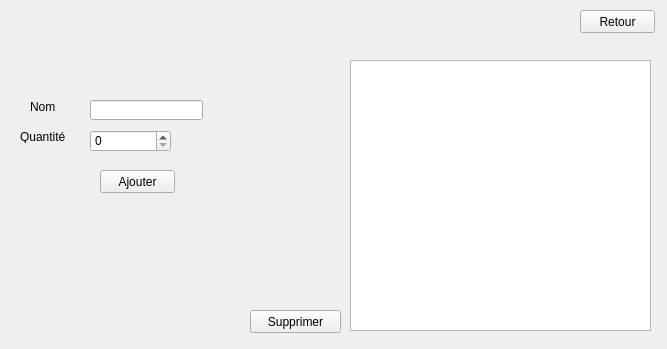
soumaya-nheri/Smart-Restaurant-2A27, file articles.ui: the form before one commit.
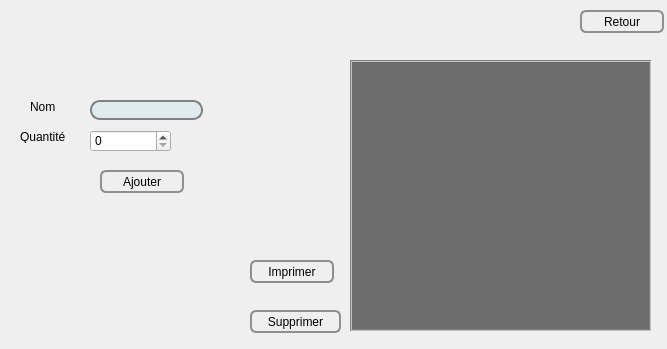
The form after the commit. Icons and pictures are not drawn.

The edit to the form file:
```diff
--- a/articles.ui
+++ b/articles.ui
@@ -22,6 +22,50 @@
      <height>271</height>
     </rect>
    </property>
+   <property name="styleSheet">
+    <string notr="true">/*QTableView Top left style */
+QTableView QTableCornerButton::section {
+   /*  background: red;
+    border: 2px outset red;*/
+    color: red;
+    background-color: rgb(64, 64, 64);
+    border: 5px solid #f6f7fa;
+    border-radius:0px;
+    border-color: rgb(64, 64, 64);
+ }
+
+ QTableView {
+         Color: white; /* text color in the table */
+         Gridline-color: black; /*The inner frame color*/
+         Background-color: rgb(108, 108, 108); /* background color in the table*/
+    alternate-background-color: rgb(64, 64, 64);
+         Selection-color: white; /* The text color of the selected area*/
+         Selection-background-color: rgb(77, 77, 77); /*The background color of the selected area*/
+    border: 2px groove gray;
+    border-radius: 0px;
+    padding: 2px 4px;
+}
+
+QHeaderView {
+    color: white;
+    font: bold 10pt;
+    background-color: rgb(108, 108, 108);
+    border: 0px solid rgb(144, 144, 144);
+    border:0px solid rgb(191,191,191);
+    border-left-color: rgba(255, 255, 255, 0);
+    border-top-color: rgba(255, 255, 255, 0);
+    border-radius:0px;
+    min-height:29px;
+}
+
+QHeaderView::section {
+    color: white;
+    background-color: rgb(64, 64, 64);
+    border: 5px solid #f6f7fa;
+    border-radius:0px;
+    border-color: rgb(64, 64, 64);
+}</string>
+   </property>
   </widget>
   <widget class="QLineEdit" name="txt_Nom">
    <property name="geometry">
@@ -32,6 +76,95 @@
      <height>20</height>
     </rect>
    </property>
+   <property name="styleSheet">
+    <string notr="true">QPushButton {
+         border: 2px solid #8f8f91;
+         border-radius: 6px;
+         background-color: qlineargradient(x1: 0, y1: 0, x2: 0, y2: 1,
+                                           stop: 0 #f6f7fa, stop: 1 #dadbde);
+         min-width: 80px;
+     }
+
+     QPushButton:pressed {
+         background-color: qlineargradient(x1: 0, y1: 0, x2: 0, y2: 1,
+                                           stop: 0 #dadbde, stop: 1 #f6f7fa);
+     }
+
+     QPushButton:flat {
+         border: none; /* no border for a flat push button */
+     }
+
+     QPushButton:default {
+         border-color: navy; /* make the default button prominent */
+     }
+QPushButton::hover
+{
+	background-color: #09c1eb;
+
+}
+QPushButton::pressed
+{
+	background-color: #3d4ef2;
+
+}
+ QLineEdit,QDateTimeEdit {
+     border: 2px solid gray;
+     border-radius: 10px;
+     padding: 0 8px;
+     background: #e0ebeb	;
+     selection-background-color: darkgray;
+ }
+QComboBox {
+     border: 2px solid gray;
+     border-radius: 10px;
+     padding: 0 8px;
+     background: #e0ebeb	;
+     selection-background-color: darkgray;
+ }
+   QTabWidget::pane { /* The tab widget frame */
+         border-top: 2px solid #C2C7CB;
+     }
+
+     QTabWidget::tab-bar {
+         left: 5px; /* move to the right by 5px */
+     }
+
+     /* Style the tab using the tab sub-control. Note that
+         it reads QTabBar not QTabWidget */
+     QTabBar::tab {
+         background: qlineargradient(x1: 0, y1: 0, x2: 0, y2: 1,
+                                     stop: 0 #E1E1E1, stop: 0.4 #DDDDDD,
+                                     stop: 0.5 #D8D8D8, stop: 1.0 #D3D3D3);
+         border: 2px solid #C4C4C3;
+         border-bottom-color: #C2C7CB; /* same as the pane color */
+         border-top-left-radius: 4px;
+         border-top-right-radius: 4px;
+         min-width: 8ex;
+         padding: 2px;
+         width: 140px;
+     }
+
+     QTabBar::tab:selected, QTabBar::tab:hover {
+         background: qlineargradient(x1: 0, y1: 0, x2: 0, y2: 1,
+                                     stop: 0 #fafafa, stop: 0.4 #f4f4f4,
+                                     stop: 0.5 #e7e7e7, stop: 1.0 #fafafa);
+     }
+
+     QTabBar::tab:selected {
+         border-color: #9B9B9B;
+         border-bottom-color: #C2C7CB; /* same as pane color */
+     }
+
+     QTabBar::tab:!selected {
+         margin-top: 2px; /* make non-selected tabs look smaller */
+     }
+QTabBar::tab:selected
+{
+	background-color: /*qlineargradient(spread:repeat, x1:1, y1:0, x2:1, y2:1, stop:0 rgba(54, 197, 177, 255),stop:1 rgba(11, 135, 111, 255)); */#3a90a6;
+	color: #fff;
+
+}</string>
+   </property>
   </widget>
   <widget class="QLabel" name="label">
    <property name="geometry">
@@ -68,6 +201,95 @@
      <height>23</height>
     </rect>
    </property>
+   <property name="styleSheet">
+    <string notr="true">QPushButton {
+         border: 2px solid #8f8f91;
+         border-radius: 6px;
+         background-color: qlineargradient(x1: 0, y1: 0, x2: 0, y2: 1,
+                                           stop: 0 #f6f7fa, stop: 1 #dadbde);
+         min-width: 80px;
+     }
+
+     QPushButton:pressed {
+         background-color: qlineargradient(x1: 0, y1: 0, x2: 0, y2: 1,
+                                           stop: 0 #dadbde, stop: 1 #f6f7fa);
+     }
+
+     QPushButton:flat {
+         border: none; /* no border for a flat push button */
+     }
+
+     QPushButton:default {
+         border-color: navy; /* make the default button prominent */
+     }
+QPushButton::hover
+{
+	background-color: #09c1eb;
+
+}
+QPushButton::pressed
+{
+	background-color: #3d4ef2;
+
+}
+ QLineEdit,QDateTimeEdit {
+     border: 2px solid gray;
+     border-radius: 10px;
+     padding: 0 8px;
+     background: #e0ebeb	;
+     selection-background-color: darkgray;
+ }
+QComboBox {
+     border: 2px solid gray;
+     border-radius: 10px;
+     padding: 0 8px;
+     background: #e0ebeb	;
+     selection-background-color: darkgray;
+ }
+   QTabWidget::pane { /* The tab widget frame */
+         border-top: 2px solid #C2C7CB;
+     }
+
+     QTabWidget::tab-bar {
+         left: 5px; /* move to the right by 5px */
+     }
+
+     /* Style the tab using the tab sub-control. Note that
+         it reads QTabBar not QTabWidget */
+     QTabBar::tab {
+         background: qlineargradient(x1: 0, y1: 0, x2: 0, y2: 1,
+                                     stop: 0 #E1E1E1, stop: 0.4 #DDDDDD,
+                                     stop: 0.5 #D8D8D8, stop: 1.0 #D3D3D3);
+         border: 2px solid #C4C4C3;
+         border-bottom-color: #C2C7CB; /* same as the pane color */
+         border-top-left-radius: 4px;
+         border-top-right-radius: 4px;
+         min-width: 8ex;
+         padding: 2px;
+         width: 140px;
+     }
+
+     QTabBar::tab:selected, QTabBar::tab:hover {
+         background: qlineargradient(x1: 0, y1: 0, x2: 0, y2: 1,
+                                     stop: 0 #fafafa, stop: 0.4 #f4f4f4,
+                                     stop: 0.5 #e7e7e7, stop: 1.0 #fafafa);
+     }
+
+     QTabBar::tab:selected {
+         border-color: #9B9B9B;
+         border-bottom-color: #C2C7CB; /* same as pane color */
+     }
+
+     QTabBar::tab:!selected {
+         margin-top: 2px; /* make non-selected tabs look smaller */
+     }
+QTabBar::tab:selected
+{
+	background-color: /*qlineargradient(spread:repeat, x1:1, y1:0, x2:1, y2:1, stop:0 rgba(54, 197, 177, 255),stop:1 rgba(11, 135, 111, 255)); */#3a90a6;
+	color: #fff;
+
+}</string>
+   </property>
    <property name="text">
     <string>Supprimer</string>
    </property>
@@ -87,10 +309,99 @@
     <rect>
      <x>100</x>
      <y>170</y>
-     <width>75</width>
+     <width>84</width>
      <height>23</height>
     </rect>
    </property>
+   <property name="styleSheet">
+    <string notr="true">QPushButton {
+         border: 2px solid #8f8f91;
+         border-radius: 6px;
+         background-color: qlineargradient(x1: 0, y1: 0, x2: 0, y2: 1,
+                                           stop: 0 #f6f7fa, stop: 1 #dadbde);
+         min-width: 80px;
+     }
+
+     QPushButton:pressed {
+         background-color: qlineargradient(x1: 0, y1: 0, x2: 0, y2: 1,
+                                           stop: 0 #dadbde, stop: 1 #f6f7fa);
+     }
+
+     QPushButton:flat {
+         border: none; /* no border for a flat push button */
+     }
+
+     QPushButton:default {
+         border-color: navy; /* make the default button prominent */
+     }
+QPushButton::hover
+{
+	background-color: #09c1eb;
+
+}
+QPushButton::pressed
+{
+	background-color: #3d4ef2;
+
+}
+ QLineEdit,QDateTimeEdit {
+     border: 2px solid gray;
+     border-radius: 10px;
+     padding: 0 8px;
+     background: #e0ebeb	;
+     selection-background-color: darkgray;
+ }
+QComboBox {
+     border: 2px solid gray;
+     border-radius: 10px;
+     padding: 0 8px;
+     background: #e0ebeb	;
+     selection-background-color: darkgray;
+ }
+   QTabWidget::pane { /* The tab widget frame */
+         border-top: 2px solid #C2C7CB;
+     }
+
+     QTabWidget::tab-bar {
+         left: 5px; /* move to the right by 5px */
+     }
+
+     /* Style the tab using the tab sub-control. Note that
+         it reads QTabBar not QTabWidget */
+     QTabBar::tab {
+         background: qlineargradient(x1: 0, y1: 0, x2: 0, y2: 1,
+                                     stop: 0 #E1E1E1, stop: 0.4 #DDDDDD,
+                                     stop: 0.5 #D8D8D8, stop: 1.0 #D3D3D3);
+         border: 2px solid #C4C4C3;
+         border-bottom-color: #C2C7CB; /* same as the pane color */
+         border-top-left-radius: 4px;
+         border-top-right-radius: 4px;
+         min-width: 8ex;
+         padding: 2px;
+         width: 140px;
+     }
+
+     QTabBar::tab:selected, QTabBar::tab:hover {
+         background: qlineargradient(x1: 0, y1: 0, x2: 0, y2: 1,
+                                     stop: 0 #fafafa, stop: 0.4 #f4f4f4,
+                                     stop: 0.5 #e7e7e7, stop: 1.0 #fafafa);
+     }
+
+     QTabBar::tab:selected {
+         border-color: #9B9B9B;
+         border-bottom-color: #C2C7CB; /* same as pane color */
+     }
+
+     QTabBar::tab:!selected {
+         margin-top: 2px; /* make non-selected tabs look smaller */
+     }
+QTabBar::tab:selected
+{
+	background-color: /*qlineargradient(spread:repeat, x1:1, y1:0, x2:1, y2:1, stop:0 rgba(54, 197, 177, 255),stop:1 rgba(11, 135, 111, 255)); */#3a90a6;
+	color: #fff;
+
+}</string>
+   </property>
    <property name="text">
     <string>Ajouter</string>
    </property>
@@ -100,13 +411,212 @@
     <rect>
      <x>580</x>
      <y>10</y>
-     <width>75</width>
+     <width>84</width>
      <height>23</height>
     </rect>
    </property>
+   <property name="styleSheet">
+    <string notr="true">QPushButton {
+         border: 2px solid #8f8f91;
+         border-radius: 6px;
+         background-color: qlineargradient(x1: 0, y1: 0, x2: 0, y2: 1,
+                                           stop: 0 #f6f7fa, stop: 1 #dadbde);
+         min-width: 80px;
+     }
+
+     QPushButton:pressed {
+         background-color: qlineargradient(x1: 0, y1: 0, x2: 0, y2: 1,
+                                           stop: 0 #dadbde, stop: 1 #f6f7fa);
+     }
+
+     QPushButton:flat {
+         border: none; /* no border for a flat push button */
+     }
+
+     QPushButton:default {
+         border-color: navy; /* make the default button prominent */
+     }
+QPushButton::hover
+{
+	background-color: #09c1eb;
+
+}
+QPushButton::pressed
+{
+	background-color: #3d4ef2;
+
+}
+ QLineEdit,QDateTimeEdit {
+     border: 2px solid gray;
+     border-radius: 10px;
+     padding: 0 8px;
+     background: #e0ebeb	;
+     selection-background-color: darkgray;
+ }
+QComboBox {
+     border: 2px solid gray;
+     border-radius: 10px;
+     padding: 0 8px;
+     background: #e0ebeb	;
+     selection-background-color: darkgray;
+ }
+   QTabWidget::pane { /* The tab widget frame */
+         border-top: 2px solid #C2C7CB;
+     }
+
+     QTabWidget::tab-bar {
+         left: 5px; /* move to the right by 5px */
+     }
+
+     /* Style the tab using the tab sub-control. Note that
+         it reads QTabBar not QTabWidget */
+     QTabBar::tab {
+         background: qlineargradient(x1: 0, y1: 0, x2: 0, y2: 1,
+                                     stop: 0 #E1E1E1, stop: 0.4 #DDDDDD,
+                                     stop: 0.5 #D8D8D8, stop: 1.0 #D3D3D3);
+         border: 2px solid #C4C4C3;
+         border-bottom-color: #C2C7CB; /* same as the pane color */
+         border-top-left-radius: 4px;
+         border-top-right-radius: 4px;
+         min-width: 8ex;
+         padding: 2px;
+         width: 140px;
+     }
+
+     QTabBar::tab:selected, QTabBar::tab:hover {
+         background: qlineargradient(x1: 0, y1: 0, x2: 0, y2: 1,
+                                     stop: 0 #fafafa, stop: 0.4 #f4f4f4,
+                                     stop: 0.5 #e7e7e7, stop: 1.0 #fafafa);
+     }
+
+     QTabBar::tab:selected {
+         border-color: #9B9B9B;
+         border-bottom-color: #C2C7CB; /* same as pane color */
+     }
+
+     QTabBar::tab:!selected {
+         margin-top: 2px; /* make non-selected tabs look smaller */
+     }
+QTabBar::tab:selected
+{
+	background-color: /*qlineargradient(spread:repeat, x1:1, y1:0, x2:1, y2:1, stop:0 rgba(54, 197, 177, 255),stop:1 rgba(11, 135, 111, 255)); */#3a90a6;
+	color: #fff;
+
+}</string>
+   </property>
    <property name="text">
     <string>Retour</string>
    </property>
+   <property name="icon">
+    <iconset resource="Ressource.qrc">
+     <normaloff>:/new/prefix1/attachments (4)/return.png</normaloff>:/new/prefix1/attachments (4)/return.png</iconset>
+   </property>
+  </widget>
+  <widget class="QPushButton" name="imprimer">
+   <property name="geometry">
+    <rect>
+     <x>250</x>
+     <y>260</y>
+     <width>84</width>
+     <height>23</height>
+    </rect>
+   </property>
+   <property name="styleSheet">
+    <string notr="true">QPushButton {
+         border: 2px solid #8f8f91;
+         border-radius: 6px;
+         background-color: qlineargradient(x1: 0, y1: 0, x2: 0, y2: 1,
+                                           stop: 0 #f6f7fa, stop: 1 #dadbde);
+         min-width: 80px;
+     }
+
+     QPushButton:pressed {
+         background-color: qlineargradient(x1: 0, y1: 0, x2: 0, y2: 1,
+                                           stop: 0 #dadbde, stop: 1 #f6f7fa);
+     }
+
+     QPushButton:flat {
+         border: none; /* no border for a flat push button */
+     }
+
+     QPushButton:default {
+         border-color: navy; /* make the default button prominent */
+     }
+QPushButton::hover
+{
+	background-color: #09c1eb;
+
+}
+QPushButton::pressed
+{
+	background-color: #3d4ef2;
+
+}
+ QLineEdit,QDateTimeEdit {
+     border: 2px solid gray;
+     border-radius: 10px;
+     padding: 0 8px;
+     background: #e0ebeb	;
+     selection-background-color: darkgray;
+ }
+QComboBox {
+     border: 2px solid gray;
+     border-radius: 10px;
+     padding: 0 8px;
+     background: #e0ebeb	;
+     selection-background-color: darkgray;
+ }
+   QTabWidget::pane { /* The tab widget frame */
+         border-top: 2px solid #C2C7CB;
+     }
+
+     QTabWidget::tab-bar {
+         left: 5px; /* move to the right by 5px */
+     }
+
+     /* Style the tab using the tab sub-control. Note that
+         it reads QTabBar not QTabWidget */
+     QTabBar::tab {
+         background: qlineargradient(x1: 0, y1: 0, x2: 0, y2: 1,
+                                     stop: 0 #E1E1E1, stop: 0.4 #DDDDDD,
+                                     stop: 0.5 #D8D8D8, stop: 1.0 #D3D3D3);
+         border: 2px solid #C4C4C3;
+         border-bottom-color: #C2C7CB; /* same as the pane color */
+         border-top-left-radius: 4px;
+         border-top-right-radius: 4px;
+         min-width: 8ex;
+         padding: 2px;
+         width: 140px;
+     }
+
+     QTabBar::tab:selected, QTabBar::tab:hover {
+         background: qlineargradient(x1: 0, y1: 0, x2: 0, y2: 1,
+                                     stop: 0 #fafafa, stop: 0.4 #f4f4f4,
+                                     stop: 0.5 #e7e7e7, stop: 1.0 #fafafa);
+     }
+
+     QTabBar::tab:selected {
+         border-color: #9B9B9B;
+         border-bottom-color: #C2C7CB; /* same as pane color */
+     }
+
+     QTabBar::tab:!selected {
+         margin-top: 2px; /* make non-selected tabs look smaller */
+     }
+QTabBar::tab:selected
+{
+	background-color: /*qlineargradient(spread:repeat, x1:1, y1:0, x2:1, y2:1, stop:0 rgba(54, 197, 177, 255),stop:1 rgba(11, 135, 111, 255)); */#3a90a6;
+	color: #fff;
+
+}</string>
+   </property>
+   <property name="text">
+    <string>Imprimer</string>
+   </property>
+   <property name="icon">
+    <iconset resource="Ressource.qrc">
+     <normaloff>:/new/prefix1/attachments (4)/reservation.png</normaloff>:/new/prefix1/attachments (4)/reservation.png</iconset>
+   </property>
   </widget>
  </widget>
  <resources/>
```
Left out of the diff: 101 changed lines with no effect on the pictures.
